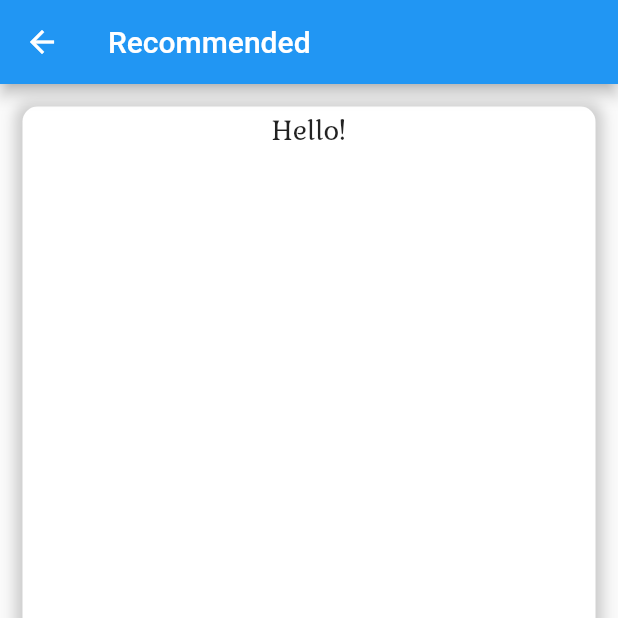
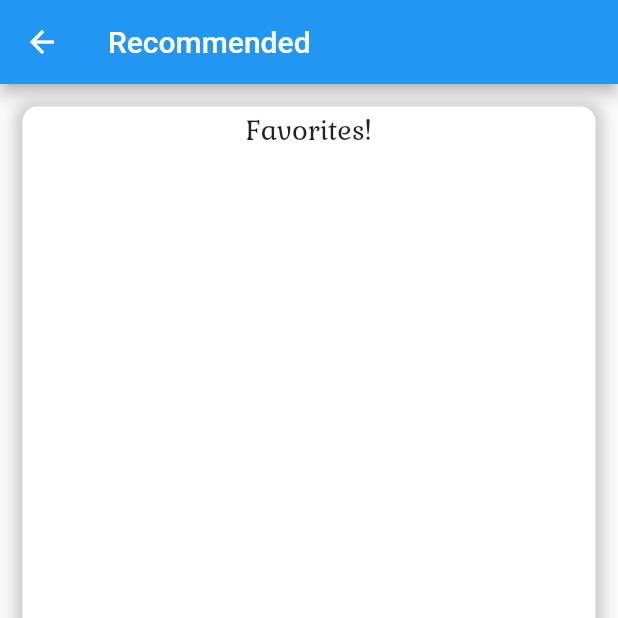
Before and after one commit to msantiago9/gsu-eats, a Flutter app: the screen it shows once a user with an empty profile is signed in, after a tap on the "favorite" icon, on a phone screen of 412 x 824 dp, the top half of it. Run offline on Flutter 3.47's test engine with Material 2 defaults, Android fonts, the phone set to English and light mode, and no system bars; our stand-ins replace carousel_slider, cloud_firestore, firebase_auth, firebase_core, flutter_map, flutter_rating_bar and 1 more; accounts and stored records are empty.

Commit message:
update favorites page

```diff
--- a/lib/screens/recommended.dart
+++ b/lib/screens/recommended.dart
@@ -1,4 +1,8 @@
 import 'package:flutter/material.dart';
+import 'package:gsu_eats/models/restaurant.dart';
+import 'package:gsu_eats/models/globals.dart' as globals;
+import 'package:gsu_eats/screens/restaurantpage.dart';
+import 'package:gsu_eats/tools/dbhandler.dart';
 
 class Recommended extends StatefulWidget {
   const Recommended({Key? key}) : super(key: key);
@@ -8,6 +12,32 @@ class Recommended extends StatefulWidget {
 }
 
 class _RecommendedState extends State<Recommended> {
+  List<Restaurant> list = [];
+
+  @override
+  void initState() {
+    super.initState();
+    List<String> uuids = [];
+    for (String element in globals.ratings.keys) {
+      uuids.add(element);
+    }
+    print(uuids);
+    populateList(uuids);
+  }
+
+  void populateList(uuids) async {
+    DBServ dbserv = DBServ();
+    List<Restaurant> temp = [];
+    for (String uuid in uuids) {
+      if (await dbserv.isRestaurantByUUID(uuid)) {
+        temp.add(await dbserv.getRestaurantByUUID(uuid));
+      }
+    }
+    setState(() {
+      list = temp;
+    });
+  }
+
   @override
   Widget build(BuildContext context) {
     return Scaffold(
@@ -17,12 +47,58 @@ class _RecommendedState extends State<Recommended> {
       body: Container(
         margin: const EdgeInsets.all(15),
         child: Column(
-          children: const [
-            Text(
-              "Hello!",
+          children: [
+            const Text(
+              "Favorites!",
               style: TextStyle(
                 fontFamily: 'Kurale',
                 fontSize: 20,
+              ),
+            ),
+            Container(
+              margin: const EdgeInsets.fromLTRB(10, 15, 10, 15),
+              child: ListView.builder(
+                itemCount: list.length,
+                physics: const NeverScrollableScrollPhysics(),
+                shrinkWrap: true,
+                itemBuilder: (context, index) {
+                  return Card(
+                    child: ListTile(
+                      leading: Image.network(list[index].img, width: 50),
+                      trailing: Row(
+                        mainAxisSize: MainAxisSize.min,
+                        children: [
+                          Text((list[index].ratings.reduce(
+                                      (value, element) => value + element) /
+                                  list[index].ratings.length)
+                              .toString()),
+                          const Icon(Icons.star),
+                        ],
+                      ),
+                      title: Text(list[index].name),
+                      subtitle: Text(list[index].details),
+                      onTap: () async {
+                        if (await DBServ().isRestaurant(list[index].name)) {
+                          Restaurant restaurant =
+                              await DBServ().getRestaurant(list[index].name);
+                          Navigator.push(
+                            context,
+                            MaterialPageRoute(
+                              builder: (context) =>
+                                  RestaurantPage(restaurant: restaurant),
+                            ),
+                          );
+                        } else {
+                          ScaffoldMessenger.of(context).showSnackBar(
+                            const SnackBar(
+                              content: Text('No restaurant found.'),
+                            ),
+                          );
+                        }
+                      },
+                    ),
+                  );
+                },
               ),
             ),
           ],
```
